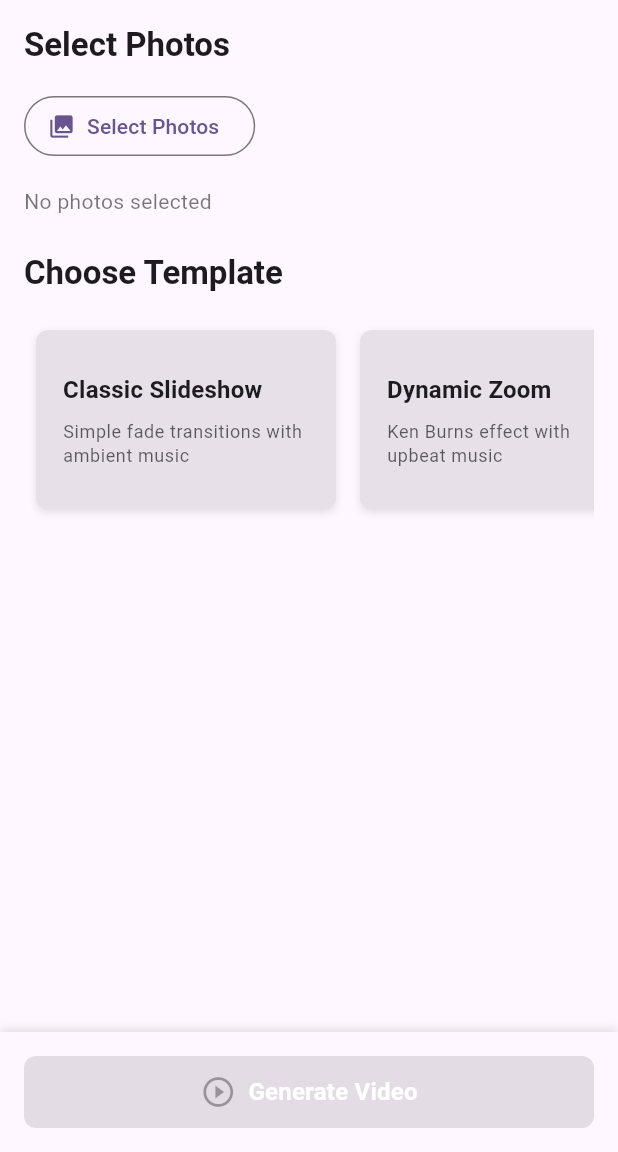
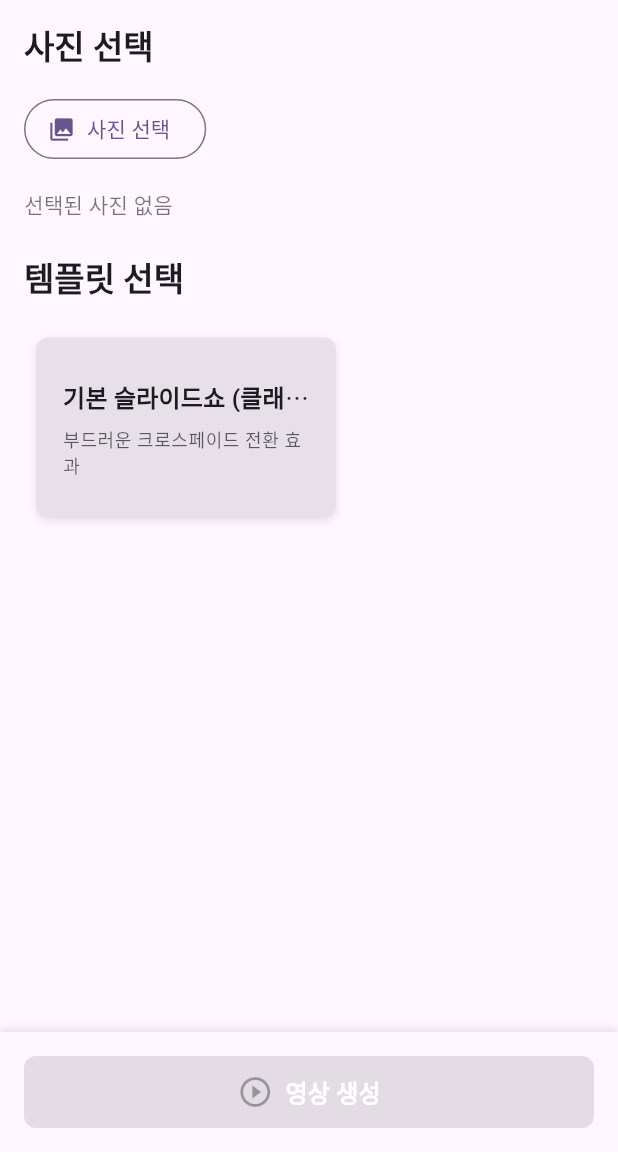
Before and after one commit to moongunstory/SNS_auto, a Flutter app: the screen it shows after launch, on a phone screen of 412 x 824 dp, the part 84-1236 px from its top. Run offline on Flutter 3.47's test engine with Material 3 defaults, Android fonts, the phone set to English and light mode, and no system bars; our stand-ins replace flutter_secure_storage, image_picker, video_player.

Commit message:
Localize Flutter UI to Korean and simplify template structure
UI Localization (Korean):
- Translate all UI strings in constants.dart to Korean
- Update home_screen.dart: photo selection, template selection
- Update render_screen.dart: rendering status, video preview
- Update upload_screen.dart: platform selection, caption, tags, upload status
- Update upload_target.dart: platform names and status messages
- Add BGM file path information and help message

Template Structure Simplification:
- Reduce templates to single template: "기본 슬라이드쇼 (클래식)"
- Remove unused templates (Dynamic Zoom, Quick Cuts, Smooth Slide, Dissolve)
- Keep TransitionType enum for future extensibility
- Update template configuration:
  * Image duration: 1.5 seconds
  * Transition duration: 0.5 seconds
  * Transition type: fade (crossfade)
  * Music track: bgm_default.mp3

All user-facing text is now in Korean while maintaining
SNS Auto as the app name. Template system remains extensible
for future additions.

```diff
--- a/lib/config/constants.dart
+++ b/lib/config/constants.dart
@@ -107,26 +107,72 @@ class AppConstants {
   static const String videoFilePrefix = 'video_';
 
   // ============================================================================
-  // Messages & Labels
+  // Messages & Labels (Korean)
   // ============================================================================
 
   static const String appName = 'SNS Auto';
 
-  static const String errorNoPhotosSelected = 'Please select at least one photo';
-  static const String errorNoTemplateSelected = 'Please select a template';
-  static const String errorRenderingFailed = 'Video rendering failed';
-  static const String errorUploadFailed = 'Upload failed';
-  static const String errorNoPlatformSelected = 'Please select at least one platform';
+  // Error messages
+  static const String errorNoPhotosSelected = '사진을 한 장 이상 선택해주세요';
+  static const String errorNoTemplateSelected = '템플릿을 선택해주세요';
+  static const String errorRenderingFailed = '영상 렌더링에 실패했습니다';
+  static const String errorUploadFailed = '업로드에 실패했습니다';
+  static const String errorNoPlatformSelected = '업로드할 플랫폼을 한 곳 이상 선택해주세요';
+  static const String errorPickingImages = '사진 선택 중 오류가 발생했습니다';
 
-  static const String labelSelectPhotos = 'Select Photos';
-  static const String labelGenerateVideo = 'Generate Video';
-  static const String labelNext = 'Next';
-  static const String labelUpload = 'Upload';
-  static const String labelRetry = 'Retry';
-  static const String labelBack = 'Back';
+  // Button labels
+  static const String labelSelectPhotos = '사진 선택';
+  static const String labelGenerateVideo = '영상 생성';
+  static const String labelNext = '다음';
+  static const String labelUpload = '업로드';
+  static const String labelRetry = '다시 시도';
+  static const String labelBack = '뒤로';
 
-  static const String messageRenderingInProgress = 'Rendering video...';
-  static const String messageRenderingComplete = 'Video ready!';
-  static const String messageUploadInProgress = 'Uploading...';
-  static const String messageUploadComplete = 'Upload complete!';
+  // Status messages
+  static const String messageRenderingInProgress = '영상을 렌더링하는 중...';
+  static const String messageRenderingComplete = '영상이 완성되었습니다!';
+  static const String messageUploadInProgress = '업로드 중...';
+  static const String messageUploadComplete = '업로드 완료!';
+  static const String messageNoBgm = '배경음악 파일이 없어 무음으로 렌더링했습니다';
+
+  // Screen titles
+  static const String titleHome = '홈';
+  static const String titleRendering = '영상 렌더링';
+  static const String titleUpload = 'SNS 업로드';
+
+  // Section titles
+  static const String sectionSelectPhotos = '사진 선택';
+  static const String sectionChooseTemplate = '템플릿 선택';
+  static const String sectionVideoPreview = '영상 미리보기';
+  static const String sectionUploadTo = '업로드할 플랫폼';
+  static const String sectionCaption = '캡션';
+  static const String sectionPlatformTags = '플랫폼별 태그';
+  static const String sectionUploadStatus = '업로드 상태';
+
+  // Hints and descriptions
+  static const String hintNoPhotos = '선택된 사진 없음';
+  static const String hintPhotoCount = '장의 사진 선택됨';
+  static const String hintCaptionInput = '캡션을 입력하세요...';
+  static const String hintTapToPlayPause = '탭하여 재생/일시정지';
+  static const String hintUsingTemplate = '템플릿 사용 중';
+
+  // Platform names
+  static const String platformFacebookPage = 'Facebook 페이지';
+  static const String platformInstagramReels = 'Instagram 릴스';
+  static const String platformYouTubeShorts = 'YouTube Shorts';
+  static const String platformTikTok = 'TikTok';
+
+  // Tag input labels
+  static const String labelInstagramHashtags = 'Instagram 해시태그';
+  static const String labelYouTubeTags = 'YouTube 태그';
+  static const String labelTikTokHashtags = 'TikTok 해시태그';
+
+  // Tag input hints
+  static const String hintInstagramTags = '#태그1 #태그2 #태그3';
+  static const String hintYouTubeTags = '태그1, 태그2, 태그3';
+  static const String hintTikTokTags = '#태그1 #태그2 #태그3';
+
+  // BGM related
+  static const String bgmFilePath = '/Android/data/com.example.sns_auto/files/bgm/bgm_default.mp3';
+  static const String bgmHelpMessage = 'mp3 파일을 위 경로에 bgm_default.mp3 이름으로 저장하면 배경음악이 적용됩니다';
 }
--- a/lib/models/template_model.dart
+++ b/lib/models/template_model.dart
@@ -12,62 +12,20 @@ class TemplateModel {
     required this.config,
   });
 
-  /// Mock templates for development
+  /// Get available templates
+  /// Currently only one template is available, but the structure
+  /// is designed to be easily extended in the future
   static List<TemplateModel> getMockTemplates() {
     return [
       TemplateModel(
-        id: 'template_1',
-        name: 'Classic Slideshow',
-        description: 'Simple fade transitions with ambient music',
+        id: 'classic_slideshow',
+        name: '기본 슬라이드쇼 (클래식)',
+        description: '부드러운 크로스페이드 전환 효과',
         config: TemplateConfig(
           transitionType: TransitionType.fade,
-          imageDurationSeconds: 3.0,
+          imageDurationSeconds: 1.5,
           transitionDurationSeconds: 0.5,
-          musicTrackName: 'ambient_music.mp3',
-        ),
-      ),
-      TemplateModel(
-        id: 'template_2',
-        name: 'Dynamic Zoom',
-        description: 'Ken Burns effect with upbeat music',
-        config: TemplateConfig(
-          transitionType: TransitionType.zoom,
-          imageDurationSeconds: 2.5,
-          transitionDurationSeconds: 0.8,
-          musicTrackName: 'upbeat_music.mp3',
-        ),
-      ),
-      TemplateModel(
-        id: 'template_3',
-        name: 'Quick Cuts',
-        description: 'Fast paced with no transitions',
-        config: TemplateConfig(
-          transitionType: TransitionType.cut,
-          imageDurationSeconds: 1.5,
-          transitionDurationSeconds: 0.0,
-          musicTrackName: 'energetic_music.mp3',
-        ),
-      ),
-      TemplateModel(
-        id: 'template_4',
-        name: 'Smooth Slide',
-        description: 'Smooth sliding transitions with calm music',
-        config: TemplateConfig(
-          transitionType: TransitionType.slide,
-          imageDurationSeconds: 3.5,
-          transitionDurationSeconds: 0.6,
-          musicTrackName: 'calm_music.mp3',
-        ),
-      ),
-      TemplateModel(
-        id: 'template_5',
-        name: 'Dissolve Effect',
-        description: 'Cross-dissolve with dramatic music',
-        config: TemplateConfig(
-          transitionType: TransitionType.dissolve,
-          imageDurationSeconds: 4.0,
-          transitionDurationSeconds: 1.0,
-          musicTrackName: 'dramatic_music.mp3',
+          musicTrackName: 'bgm_default.mp3',
         ),
       ),
     ];
--- a/lib/models/upload_target.dart
+++ b/lib/models/upload_target.dart
@@ -21,11 +21,11 @@ class UploadTarget {
     return uploadFacebookPage || uploadInstagram || uploadYouTube || uploadTikTok;
   }
 
-  /// Returns a list of selected platform names
+  /// Returns a list of selected platform names (Korean)
   List<String> getSelectedPlatforms() {
     final platforms = <String>[];
-    if (uploadFacebookPage) platforms.add('Facebook Page');
-    if (uploadInstagram) platforms.add('Instagram Reels');
+    if (uploadFacebookPage) platforms.add('Facebook 페이지');
+    if (uploadInstagram) platforms.add('Instagram 릴스');
     if (uploadYouTube) platforms.add('YouTube Shorts');
     if (uploadTikTok) platforms.add('TikTok');
     return platforms;
@@ -100,13 +100,13 @@ class PlatformUploadState {
   String getStatusText() {
     switch (status) {
       case UploadStatus.pending:
-        return 'Pending';
+        return '대기 중';
       case UploadStatus.uploading:
-        return 'Uploading... ${(progress * 100).toInt()}%';
+        return '업로드 중... ${(progress * 100).toInt()}%';
       case UploadStatus.success:
-        return 'Success';
+        return '완료';
       case UploadStatus.failed:
-        return 'Failed${errorMessage != null ? ": $errorMessage" : ""}';
+        return '실패${errorMessage != null ? ": $errorMessage" : ""}';
     }
   }
 }
--- a/lib/screens/home_screen.dart
+++ b/lib/screens/home_screen.dart
@@ -71,7 +71,7 @@ class _HomeScreenState extends State<HomeScreen> {
       crossAxisAlignment: CrossAxisAlignment.start,
       children: [
         Text(
-          'Select Photos',
+          AppConstants.sectionSelectPhotos,
           style: Theme.of(context).textTheme.titleLarge?.copyWith(
                 fontWeight: FontWeight.bold,
               ),
@@ -91,7 +91,7 @@ class _HomeScreenState extends State<HomeScreen> {
         // Selected photos display
         if (_selectedImagePaths.isEmpty)
           Text(
-            'No photos selected',
+            AppConstants.hintNoPhotos,
             style: Theme.of(context).textTheme.bodyMedium?.copyWith(
                   color: Theme.of(context).colorScheme.onSurface.withOpacity(0.6),
                 ),
@@ -101,7 +101,7 @@ class _HomeScreenState extends State<HomeScreen> {
             crossAxisAlignment: CrossAxisAlignment.start,
             children: [
               Text(
-                '${_selectedImagePaths.length} photo(s) selected',
+                '${_selectedImagePaths.length}${AppConstants.hintPhotoCount}',
                 style: Theme.of(context).textTheme.bodyLarge?.copyWith(
                       fontWeight: FontWeight.w600,
                     ),
@@ -142,7 +142,7 @@ class _HomeScreenState extends State<HomeScreen> {
       crossAxisAlignment: CrossAxisAlignment.start,
       children: [
         Text(
-          'Choose Template',
+          AppConstants.sectionChooseTemplate,
           style: Theme.of(context).textTheme.titleLarge?.copyWith(
                 fontWeight: FontWeight.bold,
               ),
--- a/lib/screens/render_screen.dart
+++ b/lib/screens/render_screen.dart
@@ -53,7 +53,7 @@ class _RenderScreenState extends State<RenderScreen> {
   Widget build(BuildContext context) {
     return Scaffold(
       appBar: AppBar(
-        title: const Text('Rendering Video'),
+        title: const Text(AppConstants.titleRendering),
         backgroundColor: Theme.of(context).colorScheme.primaryContainer,
       ),
       body: SafeArea(
@@ -122,7 +122,7 @@ class _RenderScreenState extends State<RenderScreen> {
             const SizedBox(height: AppConstants.paddingSmall),
 
             Text(
-              'Using ${widget.renderJob.template.name} template',
+              '${widget.renderJob.template.name} ${AppConstants.hintUsingTemplate}',
               style: Theme.of(context).textTheme.bodyMedium?.copyWith(
                     color: Theme.of(context).colorScheme.onSurface.withOpacity(0.7),
                   ),
@@ -213,7 +213,7 @@ class _RenderScreenState extends State<RenderScreen> {
           const SizedBox(height: AppConstants.paddingMedium),
 
           Text(
-            'Tap video to play/pause',
+            AppConstants.hintTapToPlayPause,
             style: Theme.of(context).textTheme.bodySmall?.copyWith(
                   color: Theme.of(context).colorScheme.onSurface.withOpacity(0.6),
                 ),
--- a/lib/screens/upload_screen.dart
+++ b/lib/screens/upload_screen.dart
@@ -65,7 +65,7 @@ class _UploadScreenState extends State<UploadScreen> {
   Widget build(BuildContext context) {
     return Scaffold(
       appBar: AppBar(
-        title: const Text('Upload to SNS'),
+        title: const Text(AppConstants.titleUpload),
         backgroundColor: Theme.of(context).colorScheme.primaryContainer,
       ),
       body: SafeArea(
@@ -117,7 +117,7 @@ class _UploadScreenState extends State<UploadScreen> {
       crossAxisAlignment: CrossAxisAlignment.start,
       children: [
         Text(
-          'Video Preview',
+          AppConstants.sectionVideoPreview,
           style: Theme.of(context).textTheme.titleLarge?.copyWith(
                 fontWeight: FontWeight.bold,
               ),
@@ -162,7 +162,7 @@ class _UploadScreenState extends State<UploadScreen> {
       crossAxisAlignment: CrossAxisAlignment.start,
       children: [
         Text(
-          'Upload To',
+          AppConstants.sectionUploadTo,
           style: Theme.of(context).textTheme.titleLarge?.copyWith(
                 fontWeight: FontWeight.bold,
               ),
@@ -171,28 +171,28 @@ class _UploadScreenState extends State<UploadScreen> {
         const SizedBox(height: AppConstants.paddingSmall),
 
         PlatformCheckbox(
-          label: 'Facebook Page',
+          label: AppConstants.platformFacebookPage,
           icon: Icons.facebook,
           value: _uploadFacebookPage,
           onChanged: (value) => setState(() => _uploadFacebookPage = value!),
         ),
 
         PlatformCheckbox(
-          label: 'Instagram Reels',
+          label: AppConstants.platformInstagramReels,
           icon: Icons.photo_camera,
           value: _uploadInstagram,
           onChanged: (value) => setState(() => _uploadInstagram = value!),
         ),
 
         PlatformCheckbox(
-          label: 'YouTube Shorts',
+          label: AppConstants.platformYouTubeShorts,
           icon: Icons.video_library,
           value: _uploadYouTube,
           onChanged: (value) => setState(() => _uploadYouTube = value!),
         ),
 
         PlatformCheckbox(
-          label: 'TikTok',
+          label: AppConstants.platformTikTok,
           icon: Icons.music_note,
           value: _uploadTikTok,
           onChanged: (value) => setState(() => _uploadTikTok = value!),
@@ -206,7 +206,7 @@ class _UploadScreenState extends State<UploadScreen> {
       crossAxisAlignment: CrossAxisAlignment.start,
       children: [
         Text(
-          'Caption',
+          AppConstants.sectionCaption,
           style: Theme.of(context).textTheme.titleMedium?.copyWith(
                 fontWeight: FontWeight.bold,
               ),
@@ -219,7 +219,7 @@ class _UploadScreenState extends State<UploadScreen> {
           maxLines: 4,
           maxLength: AppConstants.instagramCaptionMaxLength,
           decoration: InputDecoration(
-            hintText: 'Enter your caption here...',
+            hintText: AppConstants.hintCaptionInput,
             border: OutlineInputBorder(
               borderRadius: BorderRadius.circular(AppConstants.borderRadiusMedium),
             ),
@@ -234,7 +234,7 @@ class _UploadScreenState extends State<UploadScreen> {
       crossAxisAlignment: CrossAxisAlignment.start,
       children: [
         Text(
-          'Platform-Specific Tags',
+          AppConstants.sectionPlatformTags,
           style: Theme.of(context).textTheme.titleMedium?.copyWith(
                 fontWeight: FontWeight.bold,
               ),
@@ -247,8 +247,8 @@ class _UploadScreenState extends State<UploadScreen> {
           TextField(
             controller: _instagramTagsController,
             decoration: InputDecoration(
-              labelText: 'Instagram hashtags',
-              hintText: '#tag1 #tag2 #tag3',
+              labelText: AppConstants.labelInstagramHashtags,
+              hintText: AppConstants.hintInstagramTags,
               border: OutlineInputBorder(
                 borderRadius: BorderRadius.circular(AppConstants.borderRadiusSmall),
               ),
@@ -262,8 +262,8 @@ class _UploadScreenState extends State<UploadScreen> {
           TextField(
             controller: _youtubeTagsController,
             decoration: InputDecoration(
-              labelText: 'YouTube tags',
-              hintText: 'tag1, tag2, tag3',
+              labelText: AppConstants.labelYouTubeTags,
+              hintText: AppConstants.hintYouTubeTags,
               border: OutlineInputBorder(
                 borderRadius: BorderRadius.circular(AppConstants.borderRadiusSmall),
               ),
@@ -277,8 +277,8 @@ class _UploadScreenState extends State<UploadScreen> {
           TextField(
             controller: _tiktokTagsController,
             decoration: InputDecoration(
-              labelText: 'TikTok hashtags',
-              hintText: '#tag1 #tag2 #tag3',
+              labelText: AppConstants.labelTikTokHashtags,
+              hintText: AppConstants.hintTikTokTags,
               border: OutlineInputBorder(
                 borderRadius: BorderRadius.circular(AppConstants.borderRadiusSmall),
               ),
@@ -294,7 +294,7 @@ class _UploadScreenState extends State<UploadScreen> {
       crossAxisAlignment: CrossAxisAlignment.start,
       children: [
         Text(
-          'Upload Status',
+          AppConstants.sectionUploadStatus,
           style: Theme.of(context).textTheme.titleLarge?.copyWith(
                 fontWeight: FontWeight.bold,
               ),
@@ -453,7 +453,7 @@ class _UploadScreenState extends State<UploadScreen> {
     });
 
     // Show completion message
-    _showSuccess('Upload process completed!');
+    _showSuccess(AppConstants.messageUploadComplete);
   }
 
   Future<void> _uploadToFacebookPage(String caption) async {
```
